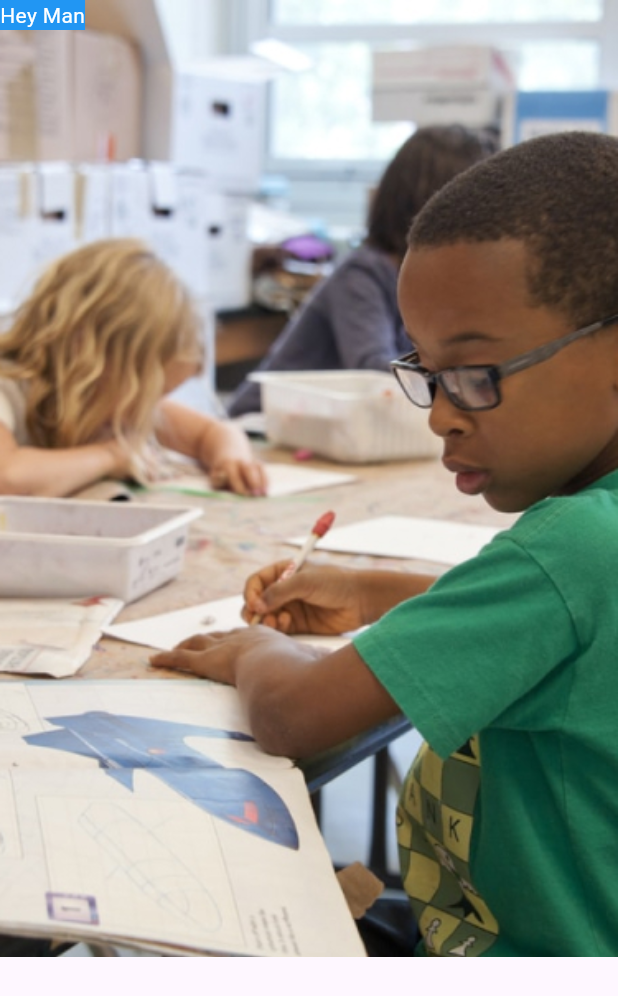
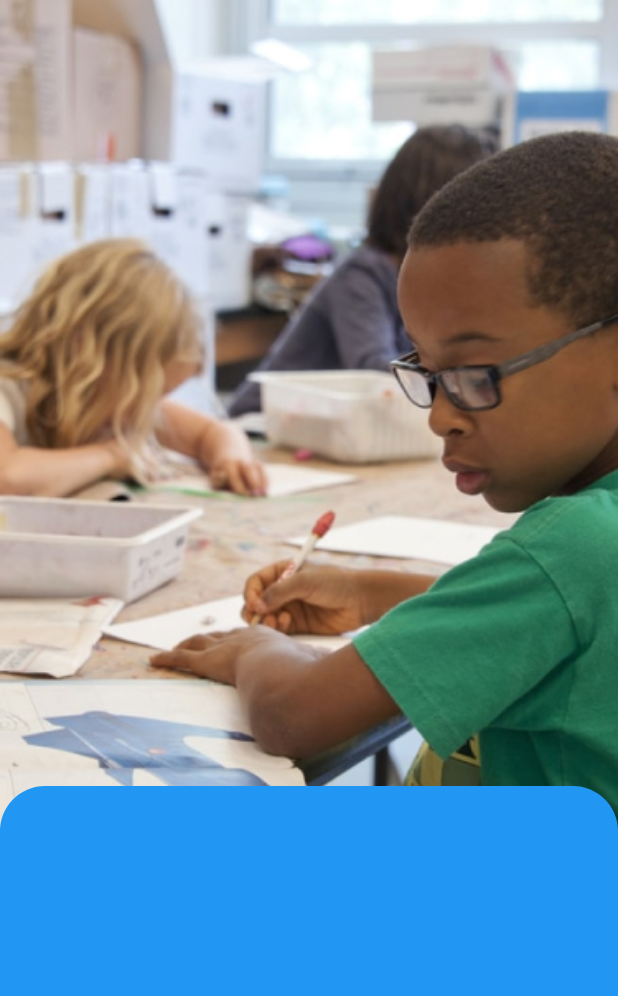
Before and after one commit to HumbleGh/shortchanged, a Flutter app: the screen it shows after launch, on a phone screen of 412 x 824 dp. Shown: the top 996 px of the screen. Run offline on Flutter 3.47's test engine with Material 2 defaults, Android fonts, the phone set to English and light mode, and no system bars; our stand-ins replace get.

Commit message:
minor changes

```diff
--- a/lib/screens/onboarding_screen.dart
+++ b/lib/screens/onboarding_screen.dart
@@ -11,33 +11,27 @@ class _OnBoardingScreenState extends State<OnBoardingScreen> {
   @override
   Widget build(BuildContext context) {
     return Scaffold(
-      body: PageView.builder(
-        itemCount: 3,
-        itemBuilder: (_, i) {
-          return Stack(
-            children: [
-              SizedBox(
-                width: double.infinity,
-                child: Image.asset(
-                  'assets/images/Boy.jpg',
-                  fit: BoxFit.cover,
-                ),
-              ),
-              Expanded(
-                child: Positioned(
-                  child: Container(
-                    decoration: const BoxDecoration(color: Colors.blue),
-                    child: const Text(
-                      'Hey Man',
-                      style: TextStyle(color: Colors.white),
-                    ),
+        body: Stack(
+      alignment: AlignmentDirectional.topEnd,
+      children: [
+        Container(
+          decoration: const BoxDecoration(
+              image: DecorationImage(
+                  alignment: Alignment.topCenter,
+                  image: AssetImage(
+                    'assets/images/Boy.jpg',
                   ),
-                ),
-              )
-            ],
-          );
-        },
-      ),
-    );
+                  fit: BoxFit.fitWidth)),
+          alignment: Alignment.bottomCenter,
+          child: Container(
+            decoration: const BoxDecoration(
+                color: Colors.blue,
+                borderRadius: BorderRadius.vertical(top: Radius.circular(30))),
+            height: 300,
+            width: double.infinity,
+          ),
+        ),
+      ],
+    ));
   }
 }
--- a/lib/screens/splash_screen.dart
+++ b/lib/screens/splash_screen.dart
@@ -13,8 +13,8 @@ class _SplashScreenState extends State<SplashScreen> {
   void initState() {
     super.initState();
 
-    // Add a delay before navigating to the next screen (e.g., 5 seconds)
-    Future.delayed(const Duration(seconds: 5), () {
+    // Add a delay before navigating to the next screen (e.g., 3 seconds)
+    Future.delayed(const Duration(seconds: 3), () {
       // Navigate to the next screen
       Navigator.of(context).pushReplacement(
         MaterialPageRoute(builder: (context) => const OnBoardingScreen()),
```
